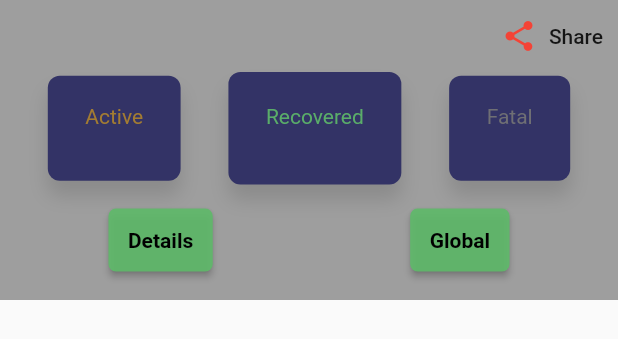
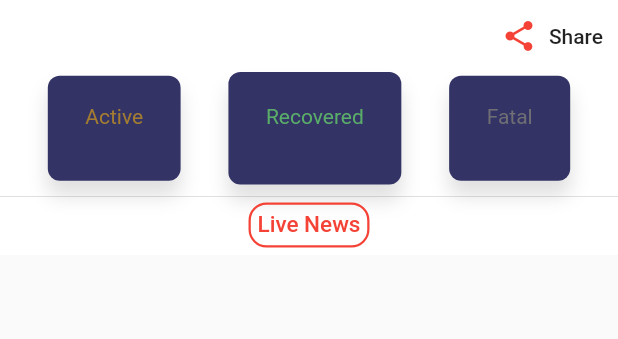
Before and after one commit to aryan47/COVID_TRACKER, a Flutter app: the Home widget shown alone on an empty page, opened directly with empty values, on a phone screen of 412 x 824 dp. Shown: the top 339 px of the screen. Run offline on Flutter 3.47's test engine with Material 2 defaults, Android fonts, the phone set to English and light mode, and no system bars; our stand-ins replace firebase_database, rxdart, share; missing offline and left inert: get_version; accounts and stored records are empty.

Commit message:
UI style changed

```diff
--- a/lib/view/home.dart
+++ b/lib/view/home.dart
@@ -37,59 +37,30 @@ class _HomeState extends State<Home> {
       onRefresh: refreshList,
       child: CustomScrollView(slivers: <Widget>[
         SliverAppBar(
-          expandedHeight: 200,
+          expandedHeight: 170,
           floating: true,
-          backgroundColor: COLOR_APP_BAR,
+          backgroundColor: Colors.white,
           pinned: true,
           flexibleSpace: FlexibleSpaceBar(
             centerTitle: true,
-            titlePadding: EdgeInsets.all(0),
-            title: null,
+            titlePadding: EdgeInsets.all(5),
+            title: Container(
+              padding: EdgeInsets.all(3),
+              decoration: BoxDecoration(
+                border: Border.all(color: Colors.red),
+                borderRadius: BorderRadius.all(
+                  Radius.circular(8),
+                ),
+              ),
+              child: Text(
+                'Live News',
+                style: TextStyle(color: Colors.red, fontSize: 10),
+              ),
+            ),
             background: ListView(
               children: <Widget>[
                 counter(widget.countData, shareLink),
-                ButtonBar(
-                  alignment: MainAxisAlignment.spaceAround,
-                  buttonPadding: EdgeInsets.all(13),
-                  children: <Widget>[
-                    RaisedButton(
-                      elevation: 2.0,
-                      color: COLOR_RECOVERED,
-                      shape: RoundedRectangleBorder(
-                          borderRadius: BorderRadius.circular(5)),
-                      onPressed: () {
-                        MyInheritedWidget.of(context)
-                            .detailsClicked
-                            .sink
-                            .add(true);
-                      },
-                      child: Text(
-                        'Details',
-                        style: TextStyle(
-                          fontWeight: FontWeight.bold,
-                        ),
-                      ),
-                    ),
-                    RaisedButton(
-                      elevation: 2.0,
-                      color: COLOR_RECOVERED,
-                      shape: RoundedRectangleBorder(
-                          borderRadius: BorderRadius.circular(5)),
-                      onPressed: () {
-                        MyInheritedWidget.of(context)
-                            .showGlobalData
-                            .sink
-                            .add(true);
-                      },
-                      child: Text(
-                        'Global',
-                        style: TextStyle(
-                          fontWeight: FontWeight.bold,
-                        ),
-                      ),
-                    ),
-                  ],
-                )
+                Divider()
               ],
             ),
           ),
@@ -98,7 +69,6 @@ class _HomeState extends State<Home> {
           delegate: SliverChildListDelegate(
             [
               Container(
-                color: COLOR_APP_BAR,
                 child: newsFeed(widget.newsData, context),
               ),
             ],
--- a/lib/widgets/MyInheritedWidget.dart
+++ b/lib/widgets/MyInheritedWidget.dart
@@ -15,8 +15,6 @@ class MyInheritedWidget extends InheritedWidget {
   String _latestAppVersion;
   String _shareLink = '';
   BehaviorSubject _refresh = BehaviorSubject.seeded(false);
-  BehaviorSubject _globalData = BehaviorSubject.seeded(false);
-  BehaviorSubject _detailsClicked = BehaviorSubject.seeded(false);
 
   set latestAppVersion(String version) => _latestAppVersion = version;
   String get latestAppVersion => _latestAppVersion;
@@ -25,8 +23,6 @@ class MyInheritedWidget extends InheritedWidget {
   String get shareLink => _shareLink;
 
   BehaviorSubject get refresh => _refresh;
-  BehaviorSubject get showGlobalData => _globalData;
-  BehaviorSubject get detailsClicked => _detailsClicked;
 
   static MyInheritedWidget of(BuildContext context) {
     return context.dependOnInheritedWidgetOfExactType<MyInheritedWidget>();
--- a/lib/widgets/news_feed.dart
+++ b/lib/widgets/news_feed.dart
@@ -3,26 +3,19 @@ import 'package:corona_tracker/widgets/MyInheritedWidget.dart';
 import 'package:flutter/material.dart';
 
 Widget newsFeed(List<dynamic> data, BuildContext context) {
-  return Container(
-    decoration: BoxDecoration(
-      color: Colors.white,
-      borderRadius: BorderRadius.only(
-        topLeft: Radius.circular(30),
-        topRight: Radius.circular(30),
-      ),
-    ),
-    child: ListView.separated(
+  return ListView.separated(
     shrinkWrap: true,
+    padding: EdgeInsets.all(0),
     physics: ScrollPhysics(),
     itemCount: data?.length,
     itemBuilder: (context, index) {
-        return Container(
-          decoration: BoxDecoration(color: Colors.white),
-          child: ListView(
+      return ListView(
+        padding: EdgeInsets.all(0),
         shrinkWrap: true,
         physics: ScrollPhysics(),
         children: <Widget>[
           ListTile(
+            contentPadding: EdgeInsets.symmetric(vertical:2, horizontal: 5),
             leading: Container(
               padding: EdgeInsets.all(3),
               decoration: BoxDecoration(
@@ -62,13 +55,11 @@ Widget newsFeed(List<dynamic> data, BuildContext context) {
               ? Image.network("https://"+data[index]['imgUrl'])
               : Container()
         ],
-          ),
       );
     },
     separatorBuilder: (BuildContext context, int index) {
       return Divider(color: Colors.black);
     },
-    ),
   );
 }
 
--- a/pubspec.yaml
+++ b/pubspec.yaml
@@ -54,8 +54,8 @@ flutter:
   uses-material-design: true
 
   # To add assets to your application, add an assets section, like this:
-  # assets:
-  #  - images/a_dot_burr.jpeg
+  assets:
+   - assets/images/logo.png
   #  - images/a_dot_ham.jpeg
 
   # An image asset can refer to one or more resolution-specific "variants", see
```
Also changed, not shown: lib/main.dart (+44 -31 lines), lib/view/loading_screen.dart (added, +16 -0 lines), assets/images/logo.png (added). Lines whose indentation alone changed are shown as unchanged.
